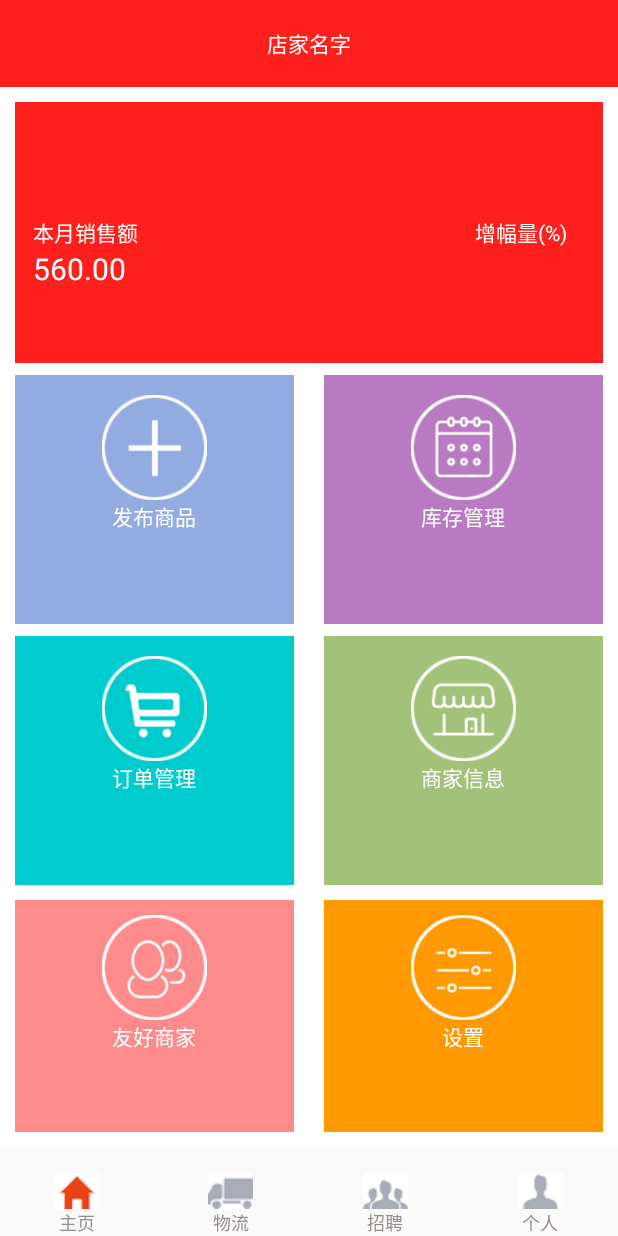
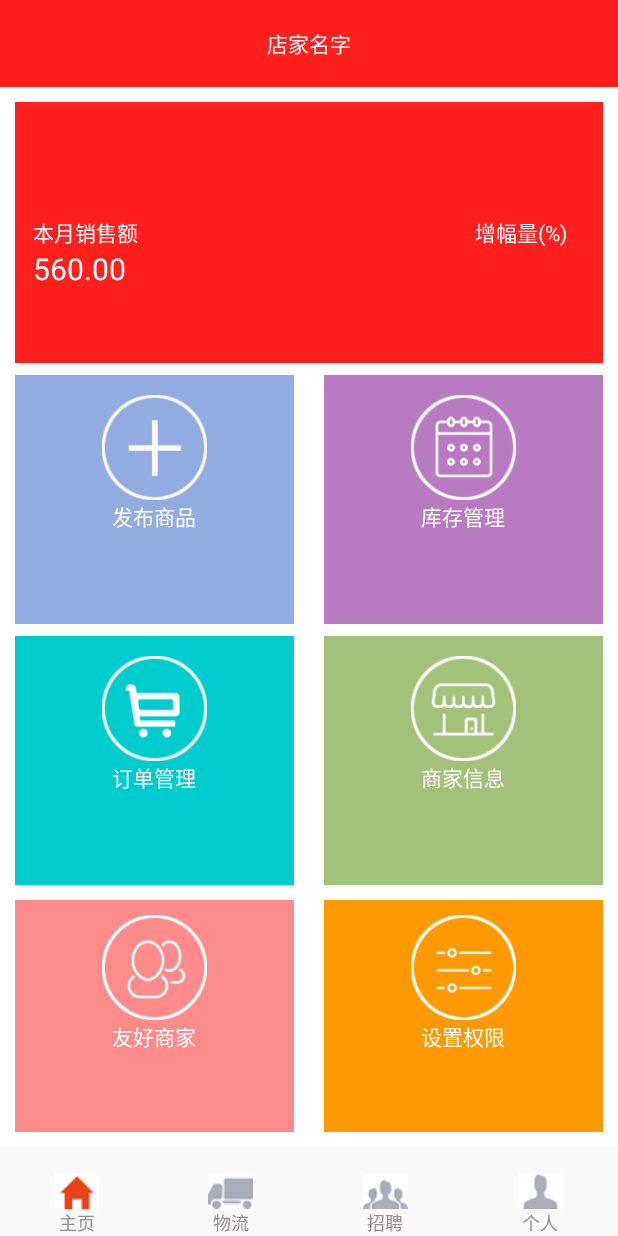
Before and after one commit to Qinxiaoshou/BuYo, an Android app: the fragment Business_Personal placed in its activity, on a phone screen of 412 x 824 dp. Run offline under Robolectric (Android 15) with nearby library versions, the phone set to English and light mode, and no system bars; our stand-ins replace CircleImageView; libraries missing offline, so code that uses them is left out: com.bigkoo.convenientbanner; 4 statements that could not run were skipped.

Commit message:
把商家个人界面的设置改为权限设置

```diff
--- a/app/src/main/java/com/aode/buyoapp/LL/Personal/Business_Personal.java
+++ b/app/src/main/java/com/aode/buyoapp/LL/Personal/Business_Personal.java
@@ -14,13 +14,14 @@ import com.aode.buyoapp.R;
 import com.aode.buyoapp.qinxiaoshou.BusinessFriendPagerActivity;
 import com.aode.buyoapp.qinxiaoshou.BusinessManageConsumerOrderPagerActivity;
 import com.aode.buyoapp.qinxiaoshou.BusinessProductManageSwitchActivity;
+import com.aode.buyoapp.qinxiaoshou.BusinessSearchOtherBusinessPagerActivity;
 import com.aode.buyoapp.qinxiaoshou.activity.BusinessAddNewProductActivity;
 import com.aode.buyoapp.qinxiaoshou.activity.BusinessManageConsumerOrderDetailActivity;
 
 
 public class Business_Personal extends Fragment implements View.OnClickListener {
     private View view;
-    private ImageView iv_message, iv_publish, iv_order, iv_amity;
+    private ImageView iv_message, iv_publish, iv_order, iv_amity,iv_permission;
     private TextView tv_business_name;
 
     public void onCreate(Bundle savedInstanceState) {
@@ -41,10 +42,12 @@ public class Business_Personal extends Fragment implements View.OnClickListener
         iv_publish = (ImageView) view.findViewById(R.id.iv_publish);
         iv_order = (ImageView) view.findViewById(R.id.iv_order);
         iv_amity = (ImageView) view.findViewById(R.id.iv_amity);
+        iv_permission = (ImageView) view.findViewById(R.id.iv_permission);
         iv_publish.setOnClickListener(this);
         iv_message.setOnClickListener(this);
         iv_order.setOnClickListener(this);
         iv_amity.setOnClickListener(this);
+        iv_permission.setOnClickListener(this);
         tv_business_name = (TextView) view.findViewById(R.id.tv_business_name);
         tv_business_name.setOnClickListener(this);
     }
@@ -67,6 +70,9 @@ public class Business_Personal extends Fragment implements View.OnClickListener
             case R.id.iv_amity:
                 startActivity(new Intent(getActivity(), BusinessFriendPagerActivity.class));
                 break;
+            case  R.id.iv_permission:
+                startActivity(new Intent(getActivity(), BusinessSearchOtherBusinessPagerActivity.class));
+                break;
         }
     }
 }
--- a/app/src/main/res/layout/fragment_business_personal.xml
+++ b/app/src/main/res/layout/fragment_business_personal.xml
@@ -224,7 +224,7 @@
                 android:layout_height="wrap_content"
                 android:layout_below="@+id/iv_permission"
                 android:layout_centerHorizontal="true"
-                android:text="设置"
+                android:text="设置权限"
                 android:textColor="#FFFFFF" />
         </RelativeLayout>
     </LinearLayout>
```
